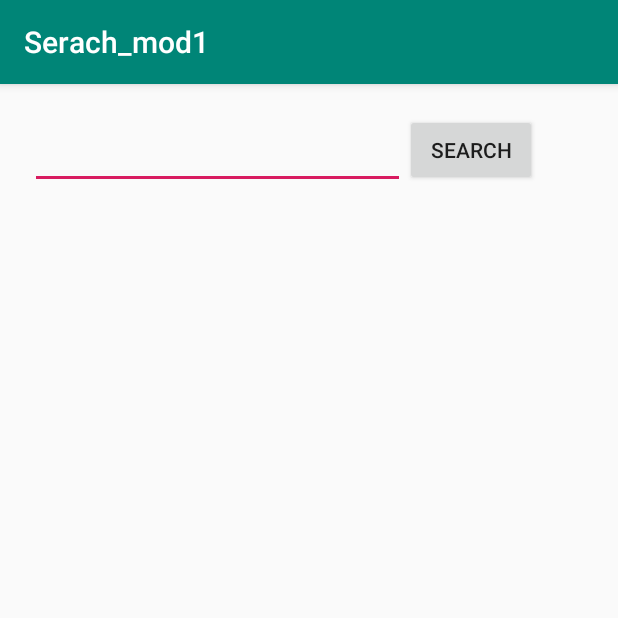
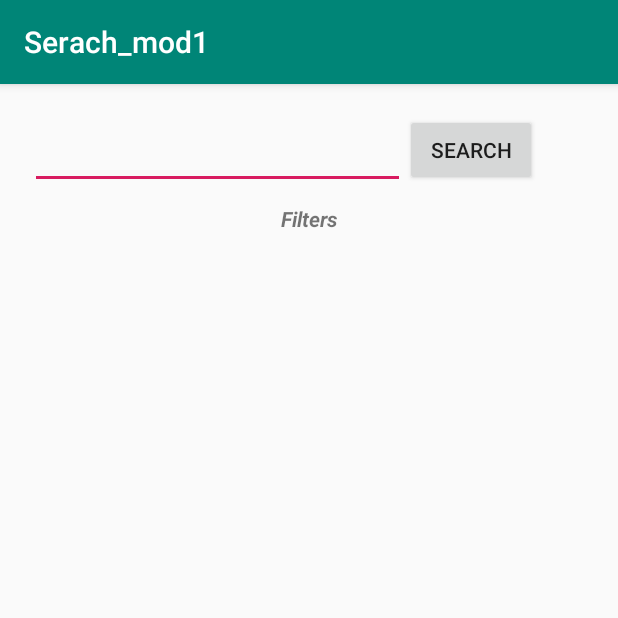
Before and after one commit to saurabhpal007/Search_mod1, an Android app: the screen it shows after launch (MainActivity), on a phone screen of 412 x 824 dp, the top half of it. Run offline under Robolectric (Android 15) with nearby library versions, the phone set to English and light mode, and no system bars.

Commit message:
commit 2/8

```diff
--- a/app/src/main/java/com/pal/thirstymission/serach_mod1/Adapbr.java
+++ b/app/src/main/java/com/pal/thirstymission/serach_mod1/Adapbr.java
@@ -58,7 +58,7 @@ public class Adapbr extends RecyclerView.Adapter<Adapbr.MyViewHolder> {
                 }
                 Log.i("qqqqbr",""+joined1);
                 if (context instanceof Getc) {
-                    ((Getc) context).updatebrlist(joined1);
+                    ((Getc) context).updatebrlist(joined1,list1.size());
                 }
 
             }
--- a/app/src/main/java/com/pal/thirstymission/serach_mod1/Adapcllg.java
+++ b/app/src/main/java/com/pal/thirstymission/serach_mod1/Adapcllg.java
@@ -64,7 +64,7 @@ public class Adapcllg extends RecyclerView.Adapter<Adapcllg.MyViewHolder> {
                 }
                 Log.i("qqqq",""+joined);
                 if (context instanceof Getc) {
-                    ((Getc) context).updatecllglist(joined);
+                    ((Getc) context).updatecllglist(joined,list.size());
                 }
 
             }
--- a/app/src/main/java/com/pal/thirstymission/serach_mod1/Adapyr.java
+++ b/app/src/main/java/com/pal/thirstymission/serach_mod1/Adapyr.java
@@ -56,7 +56,7 @@ public class Adapyr  extends RecyclerView.Adapter<Adapyr.MyViewHolder>  {
                 }
                 Log.i("qqqqyr",""+joined2);
                 if (context instanceof Getc) {
-                    ((Getc) context).updateyrlist(joined2);
+                    ((Getc) context).updateyrlist(joined2,list2.size());
                 }
 
             }
--- a/app/src/main/java/com/pal/thirstymission/serach_mod1/MainActivity.java
+++ b/app/src/main/java/com/pal/thirstymission/serach_mod1/MainActivity.java
@@ -1,6 +1,9 @@
 package com.pal.thirstymission.serach_mod1;
 
+import android.content.BroadcastReceiver;
+import android.content.Context;
 import android.content.Intent;
+import android.content.IntentFilter;
 import android.support.design.widget.FloatingActionButton;
 import android.support.v7.app.AppCompatActivity;
 import android.os.Bundle;
@@ -12,6 +15,7 @@ import android.widget.Button;
 import android.widget.EditText;
 import android.widget.Toast;
 
+import java.util.ArrayList;
 import java.util.List;
 
 import retrofit2.Call;
@@ -20,6 +24,8 @@ import retrofit2.Response;
 
 public class MainActivity extends AppCompatActivity {
 
+
+    BroadcastReceiver receiver;
     private List<Users> users;
 
     private ApiInterface apiInterface;
@@ -38,9 +44,11 @@ public class MainActivity extends AppCompatActivity {
     String passedItem3=null;
     int REQUEST_CODE=101;
 
-
+    IntentFilter filter;
+    Boolean myReceiverIsRegistered = false;
 
     FloatingActionButton fab;
+    public static ArrayList<String> showf= new ArrayList<String>();
 
 
     @Override
@@ -59,11 +67,6 @@ public class MainActivity extends AppCompatActivity {
         recyclerViewfil.setLayoutManager(new LinearLayoutManager(this, LinearLayoutManager.HORIZONTAL, false));
 
 
-
-        adpfil = new Adapf(MainActivity.this);
-        recyclerViewfil.setAdapter(adpfil);
-
-
         fab = findViewById(R.id.floatingActionButton);
 
         //used to get all the contents from database
@@ -73,6 +76,7 @@ public class MainActivity extends AppCompatActivity {
         fab.setOnClickListener(new View.OnClickListener() {
             @Override
             public void onClick(View v) {
+                showf.clear();
                 Toast.makeText(MainActivity.this, "pressed", Toast.LENGTH_SHORT).show();
                 startActivityForResult(new Intent(MainActivity.this, Getc.class), REQUEST_CODE);
 
@@ -84,6 +88,8 @@ public class MainActivity extends AppCompatActivity {
         search.setOnClickListener(new View.OnClickListener() {
             @Override
             public void onClick(View v) {
+
+
 
                 Log.i("mmmm", ""+passedItem);
                 Log.i("mmmm", ""+passedItem2);
@@ -146,13 +152,14 @@ public class MainActivity extends AppCompatActivity {
             }
             @Override
             public void onFailure(Call<List<Users>> call, Throwable t) {
-                Toast.makeText(MainActivity.this, "Error\n" + t.toString(), Toast.LENGTH_LONG).show();
+                Toast.makeText(MainActivity.this, "NO RESULT FOUND", Toast.LENGTH_LONG);
 
             }
         });
 
 
     }
+
 
     @Override
     protected void onActivityResult(int requestCode, int resultCode, Intent data) {
@@ -167,13 +174,44 @@ public class MainActivity extends AppCompatActivity {
     @Override
     protected void onResume() {
         super.onResume();
+        receiver=new BroadcastReceiver() {
+            @Override
+            public void onReceive(Context context, Intent intent) {
+
+                String cllgno = intent.getStringExtra("cllgno");
+                String brno = intent.getStringExtra("brno");
+                String yrno = intent.getStringExtra("yrno");
+                Toast.makeText(context,"Broadcast Received in Activity called "+cllgno,Toast.LENGTH_SHORT).show();
+                showf.add("College : "+cllgno);
+                showf.add("Branch : "+brno);
+                showf.add("Year : "+yrno);
+
+                adpfil = new Adapf(showf,MainActivity.this);
+                recyclerViewfil.setAdapter(adpfil);
+                adpfil.notifyDataSetChanged();
 
 
 
+            }
+        };
 
+        if (!myReceiverIsRegistered) {
+            myReceiverIsRegistered = true;
+            filter = new IntentFilter();
+            filter.addAction("com.pal.thirstymission.serach_mod1");
+            registerReceiver(receiver, filter);
+        }
+
+    }
+    @Override
+    protected void onDestroy() {
+        super.onDestroy();
+        if(receiver!=null)
+        {
+            unregisterReceiver(receiver);
+        }
     }
 
 
 
-
 }
--- a/app/src/main/res/layout/activity_main.xml
+++ b/app/src/main/res/layout/activity_main.xml
@@ -21,12 +21,20 @@
         android:text="Search"
         android:layout_toRightOf="@+id/searchedit"
         android:layout_marginTop="20dp"/>
+   <TextView
+       android:layout_width="wrap_content"
+       android:layout_height="wrap_content"
+       android:text="Filters"
+       android:layout_below="@+id/searchedit"
+       android:textStyle="bold|italic"
+       android:layout_centerHorizontal="true"
+       android:layout_marginTop="10dp"/>
 
     <android.support.v7.widget.RecyclerView
         android:layout_below="@+id/searchbtn"
         android:id="@+id/recyclerViewfilter"
         android:layout_width="match_parent"
-        android:layout_marginTop="10dp"
+        android:layout_marginTop="35dp"
         android:layout_height="40dp">
     </android.support.v7.widget.RecyclerView>
 
--- a/app/src/main/res/layout/filter2.xml
+++ b/app/src/main/res/layout/filter2.xml
@@ -61,6 +61,6 @@
         android:layout_alignParentBottom="true"
         android:layout_width="wrap_content"
         android:layout_height="wrap_content"
-        android:text="Search"/>
+        android:text="Apply"/>
 
 </RelativeLayout>
```
Also changed, not shown: app/src/main/java/com/pal/thirstymission/serach_mod1/Getc.java (+13 -12 lines).
